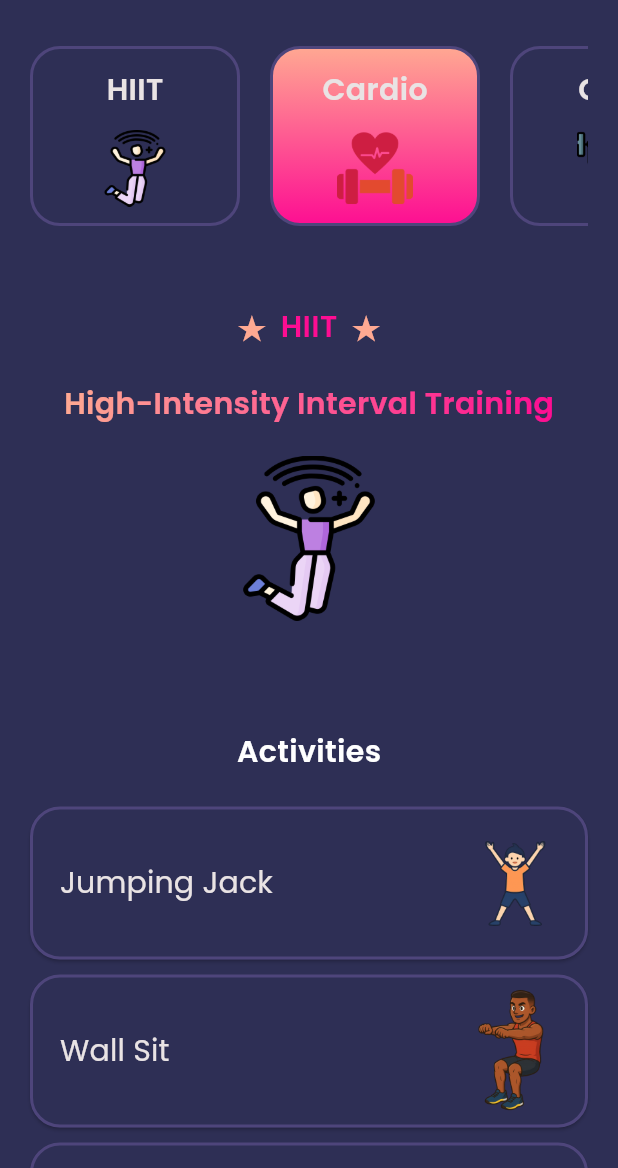
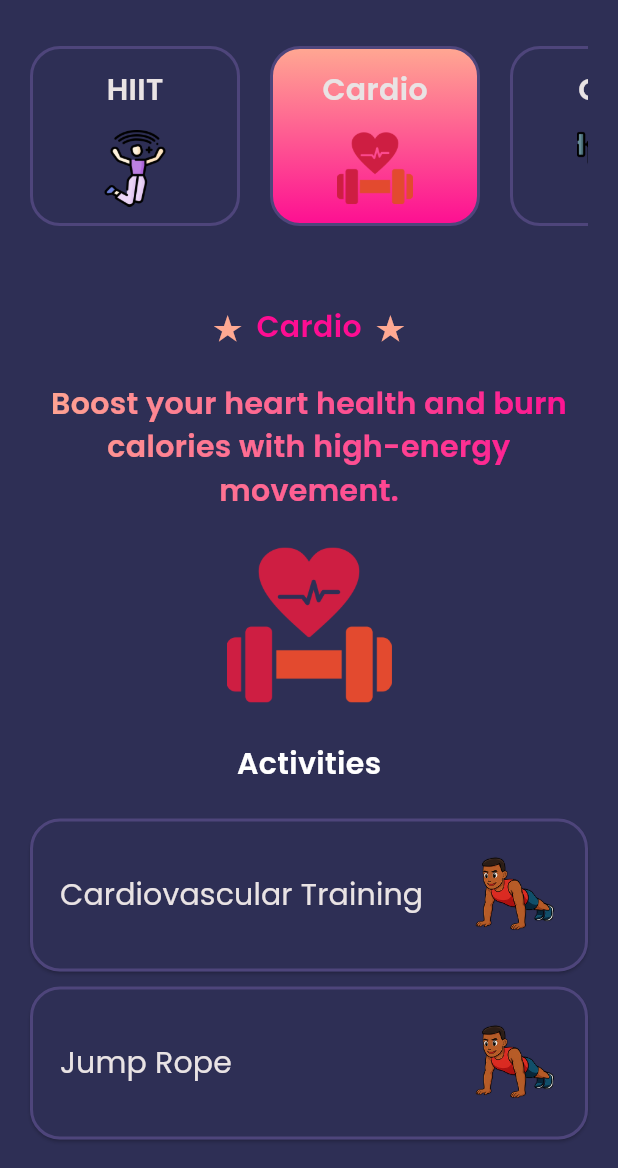
Before and after one commit to Oumaima-Lg/FitnessAI, a Flutter app: the screen it shows after launch, after a tap on "Cardio", on a phone screen of 412 x 824 dp, the part 68-1236 px from its top. Run offline on Flutter 3.47's test engine with Material 3 defaults, Android fonts, the light colour scheme and no system bars.

Commit message:
Page Exercice done

```diff
--- a/lib/components/personalized_widget.dart
+++ b/lib/components/personalized_widget.dart
@@ -6,11 +6,13 @@ class GradientTitleText extends StatelessWidget {
   final double fontSize;
   final FontWeight fontWeight;
   final Alignment alignment;
+  final TextAlign textAlign;
 
   const GradientTitleText({
     super.key,
     required this.text,
     this.alignment = Alignment.centerLeft,
+    this.textAlign = TextAlign.left,
     this.fontSize = 20,
     this.fontWeight = FontWeight.w600,
   });
@@ -25,6 +27,7 @@ class GradientTitleText extends StatelessWidget {
         ).createShader(Rect.fromLTWH(0, 0, bounds.width, bounds.height)),
         child: Text(
           text,
+          textAlign: textAlign,
           style: TextStyle(
             color: Colors.white,
             fontSize: fontSize,
--- a/lib/pages/exercice_page.dart
+++ b/lib/pages/exercice_page.dart
@@ -2,31 +2,36 @@ import 'package:flutter/material.dart';
 import '../components/personalized_widget.dart';
 import '../textStyle/textstyle.dart';
 
-class ExercicePage extends StatelessWidget {
-  final List<Map<String, String>> activities = [
-    {'name': 'Jumping Jack', 'image': 'Jumping Jack/1.png','route': '/jumping_jack'},
-    {'name': 'Wall Sit', 'image': 'Wall Sit/img2.png','route': '/wall_sit'},
-    {'name': 'Push-Ups', 'image': 'img3.png','route': '/push_ups'},
-    {'name': 'Crunches', 'image': 'img4.png','route': '/crunches'},
-    {'name': 'Step-Ups onto a Chair', 'image': 'img5.png','route': '/steps_ups'},
-    {'name': 'Squats', 'image': 'img6.png','route': '/squats'},
-    {'name': 'Tricep Dips Using a Chair', 'image': 'img7.png','route': '/tricep_dips_using_a_chair'},
-    {'name': 'Plank', 'image': 'img8.png','route': '/plank'},
-    {'name': 'High Knees', 'image': 'img9.png','route': '/high_knees'},
-    {'name': 'Forward Lunges', 'image': 'img10.png','route': '/forward_lunges'},
-    {'name': 'T-Push-Ups', 'image': 'img11.png','route': '/t_push_ups'},
-    {'name': 'Side Plank', 'image': 'img12.png','route': '/side_plank'},
-  ];
+class ExercicePage extends StatefulWidget {
+  const ExercicePage({super.key,});
+  @override
+  State<ExercicePage> createState() => _ExercicePageState();
+}
+
+class _ExercicePageState extends State<ExercicePage> {
+  String selectedExercise = 'HIIT';
 
   final List<Map<String, String>> exerciseTypes = [
     {'title': 'HIIT', 'image': 'HIIT'},
     {'title': 'Cardio', 'image': 'Cardio'},
     {'title': 'Gym', 'image': 'Gym'},
-    {'title': 'Recovery', 'image': 'recovery'},
+    {'title': 'Recovery', 'image': 'Recovery'},
   ];
 
-  ExercicePage({super.key,});
-
+  Widget getSelectedActivity() {
+  switch (selectedExercise) {
+    case 'HIIT':
+      return HiitExercice();
+    case 'Cardio':
+      return CardioExercice();
+    case 'Gym':
+      return GymExercice();
+    case 'Recovery':
+      return RecoveryExercice();
+    default:
+      return SizedBox();
+  }
+}
   @override
   Widget build(BuildContext context) {
     return Scaffold(
@@ -47,21 +52,104 @@ class ExercicePage extends StatelessWidget {
               SingleChildScrollView(
                 scrollDirection: Axis.horizontal,
                 child: Row(
-                  children: exerciseTypes
-                    .map((exercise) => Row(
+                  children: exerciseTypes.map((exercise) {
+                    return Row(
                       children: [
-                            ExerciceType(
+                        GestureDetector(
+                          onTap: () {
+                            setState(() {
+                              selectedExercise = exercise['title']!;
+                            });
+                          },
+                          child: ExerciceType(
                             title: exercise['title']!,
                             imageName: exercise['image']!,
-                            ),
-                            SizedBox(width: 20),
-                          ],
-                        ))
-                    .toList(),
+                            isSelected: selectedExercise == exercise['title'],
                           ),
                         ),
-              SizedBox(height: 50),
-              Column(
+                        const SizedBox(width: 20),
+                      ],
+                    );
+                  }).toList(),
+                ),
+              ),
+              const SizedBox(height: 50),
+              getSelectedActivity(),
+            ],
+          ),
+        ),
+      ),
+    );
+  }
+}
+
+class ExerciceType extends StatelessWidget {
+  final String title;
+  final String imageName;
+  final bool isSelected;
+
+  const ExerciceType({
+    super.key,
+    required this.title,
+    required this.imageName,
+    required this.isSelected,
+  });
+
+  @override
+  Widget build(BuildContext context) {
+    return Container(
+      width: 140,
+      height: 120,
+      decoration: BoxDecoration(
+        color: isSelected ? null : Color(0xFF2E2F55),
+        gradient: isSelected
+            ? LinearGradient(
+                colors: [Color(0xFFFFA992), Color(0xFFFD0D92)],
+                begin: Alignment.topCenter,
+                end: Alignment.bottomCenter,
+              )
+            : null,
+        border: Border.all(color: Color(0xFF4E457B), width: 2),
+        borderRadius: BorderRadius.circular(20),
+      ),
+      child: Padding(
+        padding: const EdgeInsets.all(10),
+        child: Column(
+          children: [
+            Text(
+              title,
+              style: titleTextStyle(color: Color(0xFFE9E3E4)),
+            ),
+            SizedBox(height: 10),
+            Image.asset(
+              'images/icons/$imageName.png',
+              width: 51,
+              height: 51,
+            ),
+          ],
+        ),
+      ),
+    );
+  }
+}
+
+class ExerciceActivities extends StatelessWidget {
+  final String title;
+  final String subtitle;
+  final String imagePath;
+  final List<Map<String, String>> activities;
+
+  const ExerciceActivities({
+    super.key,
+    required this.title,
+    required this.subtitle,
+    required this.imagePath,
+    required this.activities,
+  });
+
+  @override
+  Widget build(BuildContext context) {
+    return Column(
       children: [
         Row(
           mainAxisAlignment: MainAxisAlignment.center,
@@ -69,28 +157,26 @@ class ExercicePage extends StatelessWidget {
             Etoile(),
             SizedBox(width: 10),
             Text(
-                        'HIIT',
-                        style: titleTextStyle(color: Color(0xFFFD0D92),),
+              title,
+              style: titleTextStyle(color: Color(0xFFFD0D92)),
             ),
             SizedBox(width: 10),
             Etoile(),
           ],
         ),
         SizedBox(height: 20),
-                  GradientTitleText(text: 'High-Intensity Interval Training', alignment:  Alignment.center,),
+        GradientTitleText(
+          text: subtitle,
+          alignment: Alignment.center,
+          textAlign: TextAlign.center,
+        ),
         SizedBox(height: 20),
-                  Image(
-                    image: AssetImage('images/icons/HIIT.png'),
+        Image.asset(
+          imagePath,
           width: 110,
           height: 110,
         ),
         SizedBox(height: 20),
-                ],
-              ),
-              SizedBox(height: 50),
-              Column(
-                mainAxisAlignment: MainAxisAlignment.start,
-                children: [
         Text(
           'Activities',
           style: titleTextStyle(),
@@ -99,22 +185,102 @@ class ExercicePage extends StatelessWidget {
         ListView.separated(
           itemCount: activities.length,
           shrinkWrap: true,
+          physics: NeverScrollableScrollPhysics(),
           separatorBuilder: (context, index) => SizedBox(height: 10),
           itemBuilder: (context, index) {
             final activity = activities[index];
             return ActivityButton(
               actvityName: activity['name']!,
               imageName: activity['image']!,
-                        routeName: activity['route'] ?? '/jumping_jack',
+              routeName: activity['route']!,
             );
           },
         ),
       ],
-              ),
-            ],
-          ),
-        ),
-      ),
+    );
+  }
+}
+
+class HiitExercice extends StatelessWidget {
+  final List<Map<String, String>> activities = [
+    {'name': 'Jumping Jack', 'image': 'Jumping Jack/1.png', 'route': '/jumping_jack'},
+    {'name': 'Wall Sit', 'image': 'Wall Sit/img2.png', 'route': '/wall_sit'},
+    {'name': 'Push-Ups', 'image': 'img3.png', 'route': '/push_ups'},
+    {'name': 'Crunches', 'image': 'img4.png', 'route': '/crunches'},
+    {'name': 'Step-Ups onto a Chair', 'image': 'img5.png', 'route': '/steps_ups'},
+    {'name': 'Squats', 'image': 'img6.png', 'route': '/squats'},
+    {'name': 'Tricep Dips Using a Chair', 'image': 'img7.png', 'route': '/tricep_dips_using_a_chair'},
+    {'name': 'Plank', 'image': 'img8.png', 'route': '/plank'},
+    {'name': 'High Knees', 'image': 'img9.png', 'route': '/high_knees'},
+    {'name': 'Forward Lunges', 'image': 'img10.png', 'route': '/forward_lunges'},
+    {'name': 'T-Push-Ups', 'image': 'img11.png', 'route': '/t_push_ups'},
+    {'name': 'Side Plank', 'image': 'img12.png', 'route': '/side_plank'},
+  ];
+
+  HiitExercice({super.key});
+
+  @override
+  Widget build(BuildContext context) {
+    return ExerciceActivities(
+      title: 'HIIT',
+      subtitle: 'High-Intensity Interval Training',
+      imagePath: 'images/icons/HIIT.png',
+      activities: activities,
+    );
+  }
+}
+
+class CardioExercice extends StatelessWidget {
+  final List<Map<String, String>> activities = [
+    {'name': 'Cardiovascular Training', 'image': 'img3.png', 'route': '/jumping_jack'},
+    {'name': 'Jump Rope', 'image': 'img3.png', 'route': '/jumping_jack'},
+  ];
+
+  CardioExercice({super.key});
+
+  @override
+  Widget build(BuildContext context) {
+    return ExerciceActivities(
+      title: 'Cardio',
+      subtitle: 'Boost your heart health and burn calories with high-energy movement.',
+      imagePath: 'images/icons/Cardio.png',
+      activities: activities,
+    );
+  }
+}
+
+class GymExercice extends StatelessWidget {
+  final List<Map<String, String>> activities = [
+    {'name': 'Strength Training Machines', 'image': 'img3.png', 'route': '/jumping_jack'},
+  ];
+
+  GymExercice({super.key});
+
+  @override
+  Widget build(BuildContext context) {
+    return ExerciceActivities(
+      title: 'Gym Machines',
+      subtitle: 'Train safely and effectively with machines designed to target specific muscle groups.',
+      imagePath: 'images/icons/Gym.png',
+      activities: activities,
+    );
+  }
+}
+
+class RecoveryExercice extends StatelessWidget {
+  final List<Map<String, String>> activities = [
+    {'name': 'Breathing Exercises', 'image': 'img3.png', 'route': '/jumping_jack'},
+  ];
+
+  RecoveryExercice({super.key});
+
+  @override
+  Widget build(BuildContext context) {
+    return ExerciceActivities(
+      title: 'Mind-Body & Recovery',
+      subtitle: 'Relax, restore, and strengthen the connection between your body and mind.',
+      imagePath: 'images/icons/Recovery.png',
+      activities: activities,
     );
   }
 }
@@ -133,68 +299,6 @@ class Etoile extends StatelessWidget {
         fontSize: 20,
         fontFamily: 'Poppins',
         fontWeight: FontWeight.bold,
-      ),
-    );
-  }
-}
-
-class ExerciceType extends StatefulWidget {
-  final String title;
-  final String imageName;
-
-  const ExerciceType({
-    super.key,
-    required this.title,
-    required this.imageName,
-  });
-
-  @override
-  State<ExerciceType> createState() => _ExerciceTypeState();
-}
-
-class _ExerciceTypeState extends State<ExerciceType> {
-  bool exerciceTypeSelected = false;
-
-  @override
-  Widget build(BuildContext context) {
-    return GestureDetector(
-      onTap: (){
-        setState(() {
-          exerciceTypeSelected = true;
-        });
-      },
-      child: Container(
-        width: 140,
-        height: 120,
-        decoration: BoxDecoration(
-          color: exerciceTypeSelected ? null : Color(0xFF2E2F55),
-          gradient: exerciceTypeSelected
-              ? LinearGradient(
-                  colors: [Color(0xFFFFA992), Color(0xFFFD0D92)],
-                  begin: Alignment.topCenter,
-                  end: Alignment.bottomCenter,
-                )
-              : null,
-          border: Border.all(color: Color(0xFF4E457B), width: 2),
-          borderRadius: BorderRadius.circular(20),
-        ),
-        child: Padding(
-          padding: const EdgeInsets.all(10),
-          child: Column(
-            children: [
-              Text(
-                widget.title,
-                style: titleTextStyle(color: Color(0xFFE9E3E4)),
-              ),
-              SizedBox(height: 10),
-              Image.asset(
-                'images/icons/${widget.imageName}.png',
-                width: 51,
-                height: 51,
-              ),
-            ],
-          ),
-        ),
       ),
     );
   }
--- a/lib/pages/welcome.dart
+++ b/lib/pages/welcome.dart
@@ -24,7 +24,7 @@ class Welcome extends StatelessWidget {
           // mainAxisAlignment: MainAxisAlignment.center,
           // crossAxisAlignment: CrossAxisAlignment.center,
           children: [
-            Container(
+            SizedBox(
               // margin: EdgeInsets.only(top: 80),
               width: double.infinity,
               height: MediaQuery.of(context).size.height / 1.95,
```
Lines whose indentation alone changed are shown as unchanged.
